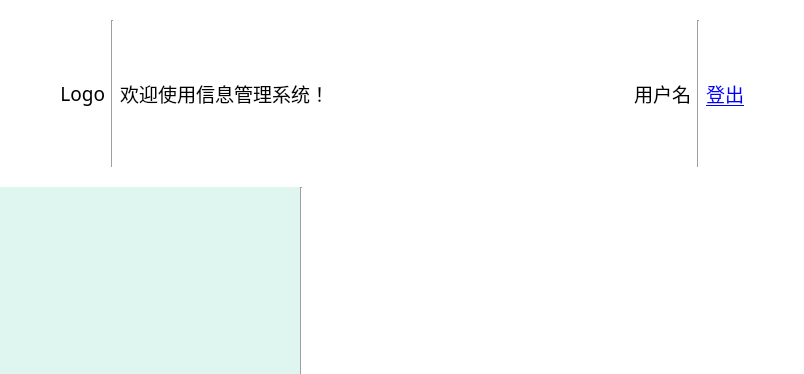
Qt form ui/widgets/MainPage/MainPage.ui (ArcherLuo233/election-s-prediction) before a commit.
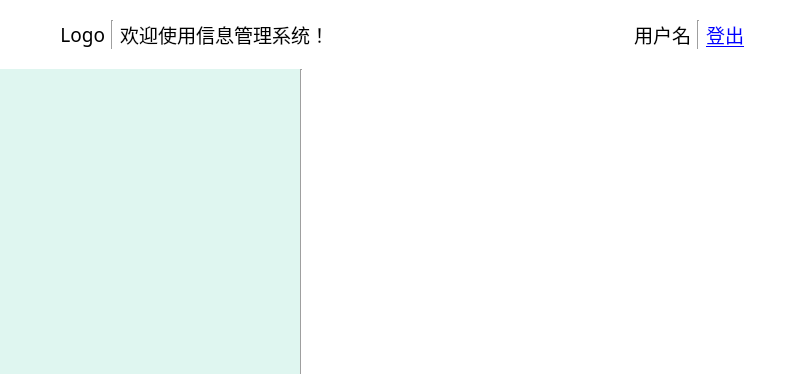
The same form after that commit. Custom widgets are drawn as their Qt base class.

What changed in the file:
```diff
--- a/ui/widgets/MainPage/MainPage.ui
+++ b/ui/widgets/MainPage/MainPage.ui
@@ -239,6 +239,48 @@
    <item>
     <layout class="QHBoxLayout" name="horizontalLayout_2">
      <item>
+      <widget class="QScrollArea" name="scrollArea">
+       <property name="sizePolicy">
+        <sizepolicy hsizetype="Fixed" vsizetype="Expanding">
+         <horstretch>0</horstretch>
+         <verstretch>0</verstretch>
+        </sizepolicy>
+       </property>
+       <property name="frameShape">
+        <enum>QFrame::NoFrame</enum>
+       </property>
+       <property name="horizontalScrollBarPolicy">
+        <enum>Qt::ScrollBarAlwaysOff</enum>
+       </property>
+       <property name="widgetResizable">
+        <bool>true</bool>
+       </property>
+       <widget class="QWidget" name="scrollAreaWidgetContents">
+        <property name="geometry">
+         <rect>
+          <x>0</x>
+          <y>0</y>
+          <width>318</width>
+          <height>310</height>
+         </rect>
+        </property>
+        <layout class="QHBoxLayout" name="horizontalLayout_3">
+         <property name="spacing">
+          <number>0</number>
+         </property>
+         <property name="leftMargin">
+          <number>0</number>
+         </property>
+         <property name="topMargin">
+          <number>0</number>
+         </property>
+         <property name="rightMargin">
+          <number>0</number>
+         </property>
+         <property name="bottomMargin">
+          <number>0</number>
+         </property>
+         <item>
       <widget class="NavigateMenu" name="navigation_widget" native="true">
        <property name="sizePolicy">
         <sizepolicy hsizetype="Fixed" vsizetype="Preferred">
@@ -319,6 +361,10 @@
        <property name="autoFillBackground">
         <bool>true</bool>
        </property>
+          </widget>
+         </item>
+        </layout>
+       </widget>
       </widget>
      </item>
      <item>
```
Lines whose indentation alone changed are shown as unchanged.
